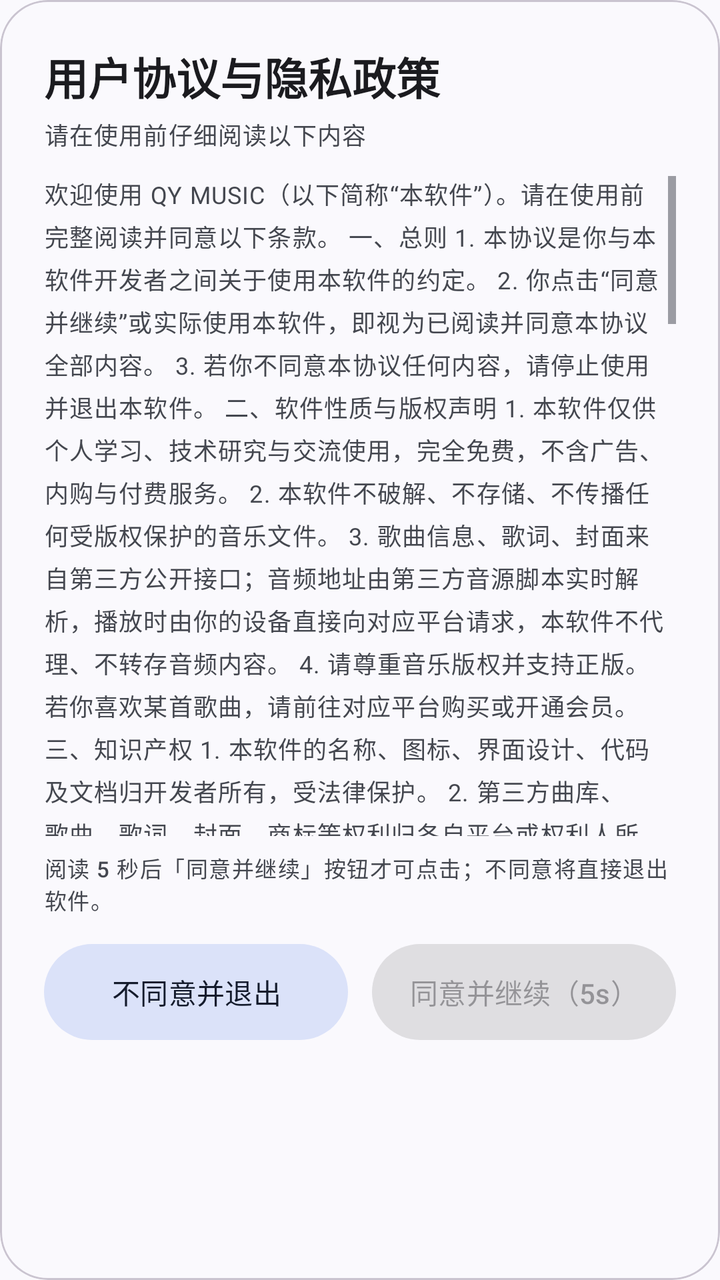
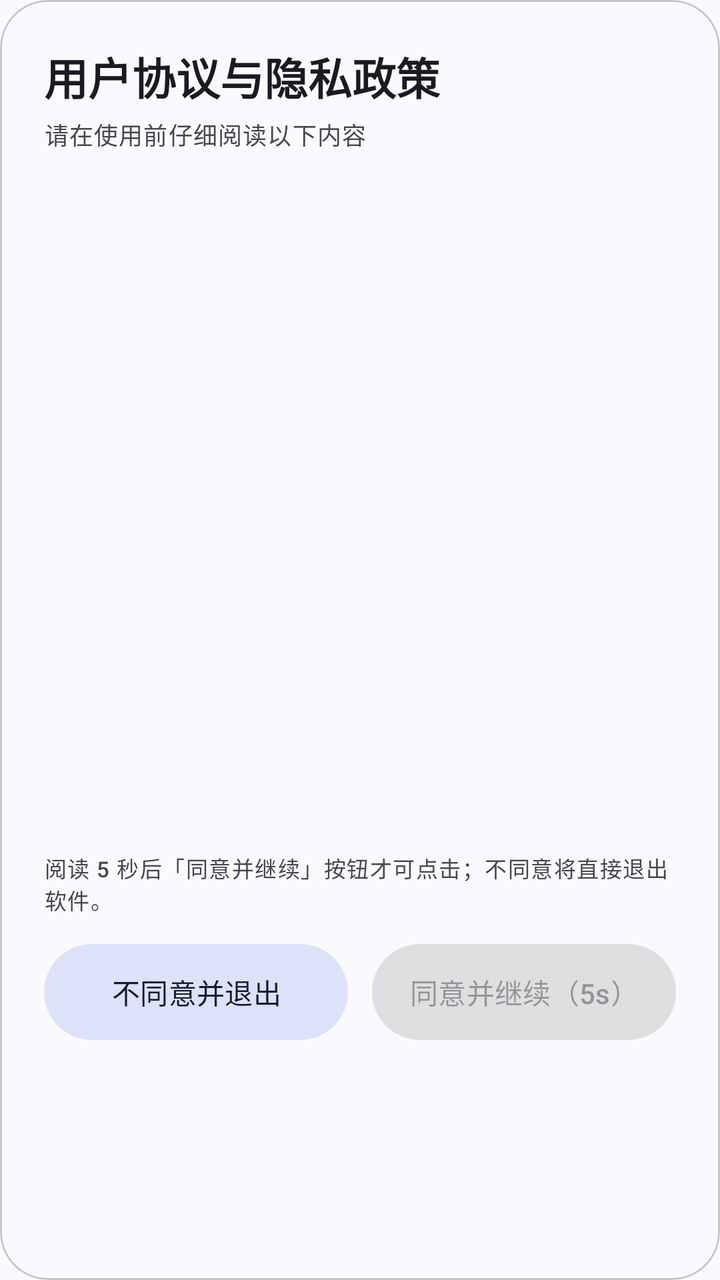

An Android layout rendered at two revisions. The XML below is the earlier revision; the diff shows what the commit changed to produce the second picture.
<!-- AndroidManifest.xml: application theme Theme.QYMusic -->
<!-- res/layout/dialog_terms.xml -->
<?xml version="1.0" encoding="utf-8"?>
<com.google.android.material.card.MaterialCardView xmlns:android="http://schemas.android.com/apk/res/android"
    xmlns:app="http://schemas.android.com/apk/res-auto"
    android:layout_width="match_parent"
    android:layout_height="wrap_content"
    app:cardBackgroundColor="?attr/colorSurface"
    app:cardCornerRadius="24dp"
    app:cardElevation="0dp"
    app:strokeColor="?attr/colorOutlineVariant"
    app:strokeWidth="1dp">

    <LinearLayout
        android:layout_width="match_parent"
        android:layout_height="wrap_content"
        android:background="?attr/colorSurface"
        android:orientation="vertical"
        android:paddingStart="22dp"
        android:paddingTop="22dp"
        android:paddingEnd="22dp"
        android:paddingBottom="18dp">

        <TextView
            android:layout_width="match_parent"
            android:layout_height="wrap_content"
            android:text="用户协议与隐私政策"
            android:textAppearance="@style/TextAppearance.Material3.TitleLarge"
            android:textColor="?attr/colorOnSurface"
            android:textStyle="bold" />

        <TextView
            android:layout_width="match_parent"
            android:layout_height="wrap_content"
            android:layout_marginTop="4dp"
            android:text="请在使用前仔细阅读以下内容"
            android:textAppearance="@style/TextAppearance.Material3.BodySmall"
            android:textColor="?attr/colorOnSurfaceVariant" />

        <ScrollView
            android:layout_width="match_parent"
            android:layout_height="330dp"
            android:layout_marginTop="12dp"
            android:scrollbarStyle="insideInset">

            <TextView
                android:id="@+id/tv_terms"
                android:layout_width="match_parent"
                android:layout_height="wrap_content"
                android:lineSpacingExtra="4dp"
                android:text="@string/terms_content"
                android:textAppearance="@style/TextAppearance.Material3.BodySmall"
                android:textColor="?attr/colorOnSurfaceVariant"
                android:textIsSelectable="true" />
        </ScrollView>

        <TextView
            android:layout_width="match_parent"
            android:layout_height="wrap_content"
            android:layout_marginTop="8dp"
            android:text="阅读 5 秒后「同意并继续」按钮才可点击；不同意将直接退出软件。"
            android:textAppearance="@style/TextAppearance.Material3.LabelSmall"
            android:textColor="?attr/colorOnSurfaceVariant" />

        <LinearLayout
            android:layout_width="match_parent"
            android:layout_height="wrap_content"
            android:layout_marginTop="14dp"
            android:baselineAligned="false"
            android:gravity="center"
            android:orientation="horizontal">

            <com.google.android.material.button.MaterialButton
                android:id="@+id/btn_disagree"
                style="@style/Widget.Material3.Button.TonalButton"
                android:layout_width="0dp"
                android:layout_height="48dp"
                android:layout_marginEnd="6dp"
                android:layout_weight="1"
                android:insetTop="0dp"
                android:insetBottom="0dp"
                android:maxLines="1"
                android:minWidth="0dp"
                android:minHeight="0dp"
                android:paddingStart="6dp"
                android:paddingEnd="6dp"
                android:text="不同意并退出"
                android:textSize="14sp" />

            <com.google.android.material.button.MaterialButton
                android:id="@+id/btn_agree"
                android:layout_width="0dp"
                android:layout_height="48dp"
                android:layout_marginStart="6dp"
                android:layout_weight="1"
                android:enabled="false"
                android:insetTop="0dp"
                android:insetBottom="0dp"
                android:maxLines="1"
                android:minWidth="0dp"
                android:minHeight="0dp"
                android:paddingStart="6dp"
                android:paddingEnd="6dp"
                android:text="同意并继续（5s）"
                android:textSize="14sp" />

        </LinearLayout>

    </LinearLayout>

</com.google.android.material.card.MaterialCardView>
<!-- resources referenced by this layout -->
<resources>
  <string name="terms_content">欢迎使用 QY MUSIC（以下简称“本软件”）。请在使用前完整阅读并同意以下条款。
  
  一、总则
  1. 本协议是你与本软件开发者之间关于使用本软件的约定。
  2. 你点击“同意并继续”或实际使用本软件，即视为已阅读并同意本协议全部内容。
  3. 若你不同意本协议任何内容，请停止使用并退出本软件。
  
  二、软件性质与版权声明
  1. 本软件仅供个人学习、技术研究与交流使用，完全免费，不含广告、内购与付费服务。
  2. 本软件不破解、不存储、不传播任何受版权保护的音乐文件。
  3. 歌曲信息、歌词、封面来自第三方公开接口；音频地址由第三方音源脚本实时解析，播放时由你的设备直接向对应平台请求，本软件不代理、不转存音频内容。
  4. 请尊重音乐版权并支持正版。若你喜欢某首歌曲，请前往对应平台购买或开通会员。
  
  三、知识产权
  1. 本软件的名称、图标、界面设计、代码及文档归开发者所有，受法律保护。
  2. 第三方曲库、歌曲、歌词、封面、商标等权利归各自平台或权利人所有。
  3. 本软件使用的开源组件按各自许可证授权，具体见“开源组件与许可”章节及设置中的开源许可页。
  
  四、开源组件与许可
  1. 本软件参考并使用了以下开源项目与公开协议实现：
  - QPlayer 插件（MIT）：网易云、QQ 音乐、酷我、酷狗、咪咕、汽水的登录与音源协议参考；
  - LX Music 音源脚本（Apache-2.0）：外部音源脚本加载机制；
  - MeloX（GPL-3.0）、md3Music（AGPL-3.0）：酷狗概念版实现参考，未包含其代码；
  - QQMusicApi（GPL-3.0）：QQ 音乐网页接口行为参考；
  - AndroidX、Material 3、Media3、Glide、LitePal、BRV、OkHttp、ZXing 等（Apache-2.0 或 BSD）。
  2. 上述项目的版权归原作者所有，本软件遵守其许可证。
  3. 完整项目列表、版本、许可证全文与源码地址见 设置 → 开源许可；本项目源码公开在 GitHub，欢迎按各自许可证使用与反馈。
  
  五、用户行为规范
  1. 不得对本软件进行破解、逆向工程、二次打包、商业销售或用于违法用途。
  2. 不得利用本软件传播违法信息、侵犯他人版权或其他合法权益。
  3. 不得通过自动化工具恶意请求第三方接口，影响平台正常服务。
  4. 因违反上述规范产生的法律责任由你自行承担。
  
  六、账号与凭据
  1. 第三方平台登录凭据仅保存在你的设备本地，用于读取你本人的公开歌单与收藏。
  2. 本软件不会将登录凭据上传至自有服务器长期保存，也不会出售或共享给第三方。
  3. 你可以在设置或云端页面随时退出登录并清除本地凭据。
  4. 第三方平台对你账号的风控、限制或封禁与本软件无关。
  
  七、权限与隐私
  1. 本软件仅申请实现功能所必需的权限：网络、存储、通知、前台服务、安装更新、悬浮窗。
  2. 上述权限仅在你的设备本地使用，不收集通讯录、短信、通话记录、定位、相册等与功能无关的数据。
  3. 详细数据处理方式见《隐私政策》，隐私政策与本协议共同构成使用约定。
  
  八、第三方接口与服务
  1. 歌曲、歌词、封面、播放地址由第三方平台或音源脚本提供，可能随时变更、限流或失效。
  2. 本软件不保证所有歌曲可播放、可下载或长期可用，也不对第三方内容的合法性作担保。
  3. 第三方接口产生的账号、会员、版权问题由对应平台处理。
  
  九、服务变更与终止
  1. 本软件可能因功能调整、接口变化或维护需要，对功能进行修改、暂停或停止。
  2. 若停止维护，我们会通过软件内公告或仓库说明提前告知。
  3. 你可以随时停止使用并卸载本软件。
  
  十、免责与责任限制
  1. 本软件按“现状”提供，不对可用性、稳定性、准确性作任何明示或默示担保。
  2. 因使用或无法使用本软件造成的任何直接或间接损失，开发者不承担赔偿责任。
  3. 因你违反法律法规或本协议造成的后果，由你自行承担。
  
  十一、未成年人保护
  1. 若你未满 18 周岁，应在监护人陪同下阅读本协议，并在取得监护人同意后使用本软件。
  2. 本软件不主动收集未成年人的个人信息；监护人如发现相关情况，可通过下方邮箱联系我们处理。
  
  十二、协议更新与联系
  1. 本协议可能随功能调整而更新，更新后会在首次启动时重新提示；继续使用即视为接受更新后的内容。
  2. 本协议适用中华人民共和国法律。因本协议产生的争议，双方应友好协商解决。
  3. 侵权投诉、问题反馈与协议相关事宜请联系：qyder8@gmail.com。
  4. 开源仓库地址可在 设置 → 开源许可 中查看。</string>
  <style name="Theme.QYMusic" parent="Theme.Material3.DynamicColors.DayNight.NoActionBar">
          
          <item name="android:statusBarColor">@android:color/transparent</item>
          <item name="android:navigationBarColor">@android:color/transparent</item>
          <item name="android:windowTranslucentStatus">false</item>
          <item name="android:windowLightStatusBar">true</item>
          <item name="android:windowLightNavigationBar" tools:targetApi="27">true</item>
          <item name="android:enforceNavigationBarContrast" tools:targetApi="29">false</item>
          
      </style>
</resources>

<!-- the commit's change to res/layout/dialog_terms.xml (unified diff, before → after) -->
@@ -45,11 +45,12 @@
                 android:id="@+id/tv_terms"
                 android:layout_width="match_parent"
                 android:layout_height="wrap_content"
-                android:lineSpacingExtra="4dp"
-                android:text="@string/terms_content"
+                android:lineSpacingExtra="3dp"
+                android:lineSpacingMultiplier="1.15"
                 android:textAppearance="@style/TextAppearance.Material3.BodySmall"
                 android:textColor="?attr/colorOnSurfaceVariant"
-                android:textIsSelectable="true" />
+                android:textIsSelectable="true"
+                android:textSize="13sp" />
         </ScrollView>
 
         <TextView
<!-- resource entries referenced after the edit -->
@@ -1,74 +1,5 @@
 <!-- resources referenced by this layout -->
 <resources>
-  <string name="terms_content">欢迎使用 QY MUSIC（以下简称“本软件”）。请在使用前完整阅读并同意以下条款。
-  
-  一、总则
-  1. 本协议是你与本软件开发者之间关于使用本软件的约定。
-  2. 你点击“同意并继续”或实际使用本软件，即视为已阅读并同意本协议全部内容。
-  3. 若你不同意本协议任何内容，请停止使用并退出本软件。
-  
-  二、软件性质与版权声明
-  1. 本软件仅供个人学习、技术研究与交流使用，完全免费，不含广告、内购与付费服务。
-  2. 本软件不破解、不存储、不传播任何受版权保护的音乐文件。
-  3. 歌曲信息、歌词、封面来自第三方公开接口；音频地址由第三方音源脚本实时解析，播放时由你的设备直接向对应平台请求，本软件不代理、不转存音频内容。
-  4. 请尊重音乐版权并支持正版。若你喜欢某首歌曲，请前往对应平台购买或开通会员。
-  
-  三、知识产权
-  1. 本软件的名称、图标、界面设计、代码及文档归开发者所有，受法律保护。
-  2. 第三方曲库、歌曲、歌词、封面、商标等权利归各自平台或权利人所有。
-  3. 本软件使用的开源组件按各自许可证授权，具体见“开源组件与许可”章节及设置中的开源许可页。
-  
-  四、开源组件与许可
-  1. 本软件参考并使用了以下开源项目与公开协议实现：
-  - QPlayer 插件（MIT）：网易云、QQ 音乐、酷我、酷狗、咪咕、汽水的登录与音源协议参考；
-  - LX Music 音源脚本（Apache-2.0）：外部音源脚本加载机制；
-  - MeloX（GPL-3.0）、md3Music（AGPL-3.0）：酷狗概念版实现参考，未包含其代码；
-  - QQMusicApi（GPL-3.0）：QQ 音乐网页接口行为参考；
-  - AndroidX、Material 3、Media3、Glide、LitePal、BRV、OkHttp、ZXing 等（Apache-2.0 或 BSD）。
-  2. 上述项目的版权归原作者所有，本软件遵守其许可证。
-  3. 完整项目列表、版本、许可证全文与源码地址见 设置 → 开源许可；本项目源码公开在 GitHub，欢迎按各自许可证使用与反馈。
-  
-  五、用户行为规范
-  1. 不得对本软件进行破解、逆向工程、二次打包、商业销售或用于违法用途。
-  2. 不得利用本软件传播违法信息、侵犯他人版权或其他合法权益。
-  3. 不得通过自动化工具恶意请求第三方接口，影响平台正常服务。
-  4. 因违反上述规范产生的法律责任由你自行承担。
-  
-  六、账号与凭据
-  1. 第三方平台登录凭据仅保存在你的设备本地，用于读取你本人的公开歌单与收藏。
-  2. 本软件不会将登录凭据上传至自有服务器长期保存，也不会出售或共享给第三方。
-  3. 你可以在设置或云端页面随时退出登录并清除本地凭据。
-  4. 第三方平台对你账号的风控、限制或封禁与本软件无关。
-  
-  七、权限与隐私
-  1. 本软件仅申请实现功能所必需的权限：网络、存储、通知、前台服务、安装更新、悬浮窗。
-  2. 上述权限仅在你的设备本地使用，不收集通讯录、短信、通话记录、定位、相册等与功能无关的数据。
-  3. 详细数据处理方式见《隐私政策》，隐私政策与本协议共同构成使用约定。
-  
-  八、第三方接口与服务
-  1. 歌曲、歌词、封面、播放地址由第三方平台或音源脚本提供，可能随时变更、限流或失效。
-  2. 本软件不保证所有歌曲可播放、可下载或长期可用，也不对第三方内容的合法性作担保。
-  3. 第三方接口产生的账号、会员、版权问题由对应平台处理。
-  
-  九、服务变更与终止
-  1. 本软件可能因功能调整、接口变化或维护需要，对功能进行修改、暂停或停止。
-  2. 若停止维护，我们会通过软件内公告或仓库说明提前告知。
-  3. 你可以随时停止使用并卸载本软件。
-  
-  十、免责与责任限制
-  1. 本软件按“现状”提供，不对可用性、稳定性、准确性作任何明示或默示担保。
-  2. 因使用或无法使用本软件造成的任何直接或间接损失，开发者不承担赔偿责任。
-  3. 因你违反法律法规或本协议造成的后果，由你自行承担。
-  
-  十一、未成年人保护
-  1. 若你未满 18 周岁，应在监护人陪同下阅读本协议，并在取得监护人同意后使用本软件。
-  2. 本软件不主动收集未成年人的个人信息；监护人如发现相关情况，可通过下方邮箱联系我们处理。
-  
-  十二、协议更新与联系
-  1. 本协议可能随功能调整而更新，更新后会在首次启动时重新提示；继续使用即视为接受更新后的内容。
-  2. 本协议适用中华人民共和国法律。因本协议产生的争议，双方应友好协商解决。
-  3. 侵权投诉、问题反馈与协议相关事宜请联系：qyder8@gmail.com。
-  4. 开源仓库地址可在 设置 → 开源许可 中查看。</string>
   <style name="Theme.QYMusic" parent="Theme.Material3.DynamicColors.DayNight.NoActionBar">
           
           <item name="android:statusBarColor">@android:color/transparent</item>
